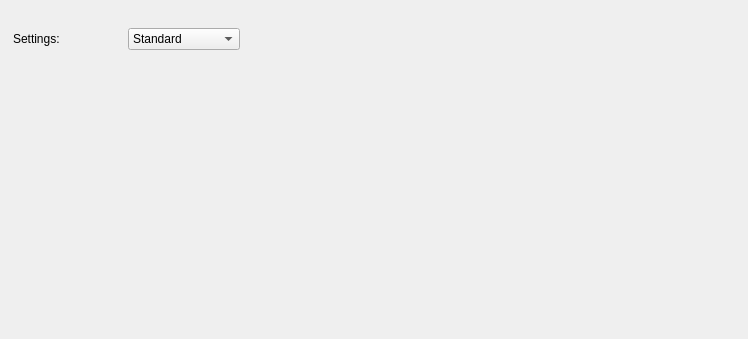
First picture: the form in slsDetectorGui/forms/form_tab_settings.ui, repository slsdetectorgroup/slsDetectorPackage, before the edit.
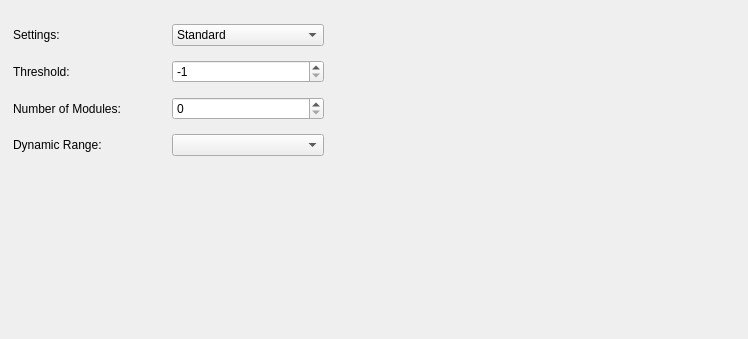
Second picture: the form after the edit.

Patch:
```diff
--- a/slsDetectorGui/forms/form_tab_settings.ui
+++ b/slsDetectorGui/forms/form_tab_settings.ui
@@ -36,8 +36,8 @@
     <rect>
      <x>13</x>
      <y>16</y>
-     <width>227</width>
-     <height>47</height>
+     <width>311</width>
+     <height>151</height>
     </rect>
    </property>
    <layout class="QGridLayout" name="gridLayout">
@@ -107,6 +107,43 @@
       </item>
      </widget>
     </item>
+    <item row="1" column="0">
+     <widget class="QLabel" name="label_4">
+      <property name="text">
+       <string>Threshold:</string>
+      </property>
+     </widget>
+    </item>
+    <item row="1" column="1">
+     <widget class="QSpinBox" name="spinBox">
+      <property name="minimum">
+       <number>-1</number>
+      </property>
+      <property name="value">
+       <number>-1</number>
+      </property>
+     </widget>
+    </item>
+    <item row="2" column="0">
+     <widget class="QLabel" name="label_5">
+      <property name="text">
+       <string>Number of Modules:</string>
+      </property>
+     </widget>
+    </item>
+    <item row="3" column="0">
+     <widget class="QLabel" name="label_6">
+      <property name="text">
+       <string>Dynamic Range:</string>
+      </property>
+     </widget>
+    </item>
+    <item row="3" column="1">
+     <widget class="QComboBox" name="comboBox"/>
+    </item>
+    <item row="2" column="1">
+     <widget class="QSpinBox" name="spinBox_2"/>
+    </item>
    </layout>
   </widget>
  </widget>
```
